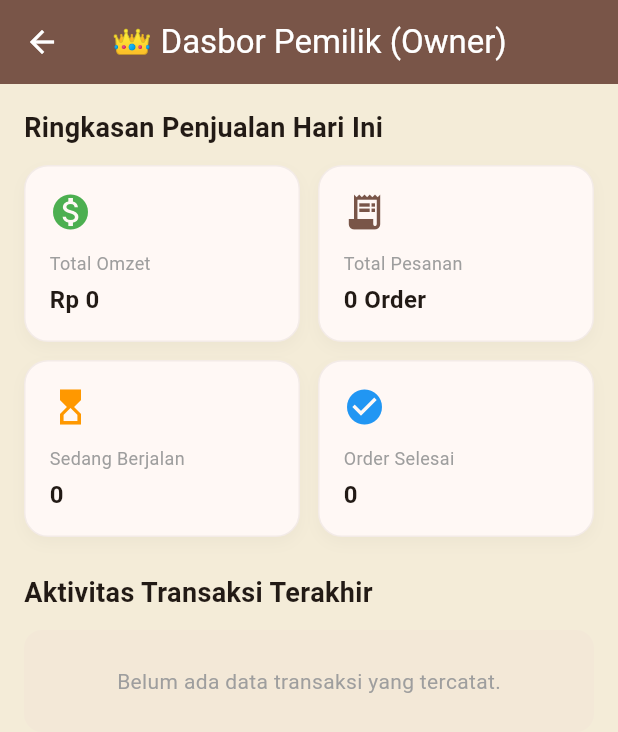
After one commit to nayladev-id/COCA-APK, a Flutter app: the AdminDashboardScreen screen opened directly, on a phone screen of 412 x 824 dp. The commit adds this screen. Shown: the top 732 px of the screen. Run offline on Flutter 3.47's test engine with Material 3 defaults, Android fonts, the phone set to English and light mode, and no system bars; our stand-ins replace image_picker, shared_preferences; accounts and stored records are empty; network calls fail.

Commit message:
feat: tambah Dasbor Owner dengan metrik omzet dan ringkasan transaksi

```diff
--- /dev/null
+++ b/lib/screens/admin_dashboard_screen.dart
@@ -0,0 +1,201 @@
+// lib/screens/admin_dashboard_screen.dart
+
+import 'package:flutter/material.dart';
+import '../models/order_model.dart';
+
+class AdminDashboardScreen extends StatelessWidget {
+  const AdminDashboardScreen({super.key});
+
+  @override
+  Widget build(BuildContext context) {
+    final theme = Theme.of(context);
+
+    return Scaffold(
+      appBar: AppBar(
+        title: const Text('👑 Dasbor Pemilik (Owner)'),
+        centerTitle: true,
+        backgroundColor: Colors.brown,
+        foregroundColor: Colors.white,
+      ),
+      body: ValueListenableBuilder<List<OrderModel>>(
+        valueListenable: globalOrderNotifier,
+        builder: (context, orders, child) {
+          // Menghitung statistik penjualan
+          final totalPesanan = orders.length;
+          final totalPendapatan = orders.fold<int>(0, (sum, item) => sum + item.totalHarga);
+          final pesananSelesai = orders.where((o) => o.status == 'Selesai').length;
+          final pesananDiproses = orders.where((o) => o.status == 'Diproses' || o.status == 'Menunggu').length;
+
+          return SingleChildScrollView(
+            padding: const EdgeInsets.all(16),
+            child: Column(
+              crossAxisAlignment: CrossAxisAlignment.start,
+              children: [
+                const Text(
+                  'Ringkasan Penjualan Hari Ini',
+                  style: TextStyle(fontSize: 18, fontWeight: FontWeight.bold),
+                ),
+                const SizedBox(height: 12),
+
+                // Baris Kartu Metrik
+                Row(
+                  children: [
+                    Expanded(
+                      child: _buildMetricCard(
+                        context,
+                        title: 'Total Omzet',
+                        value: 'Rp $totalPendapatan',
+                        icon: Icons.monetization_on,
+                        color: Colors.green,
+                      ),
+                    ),
+                    const SizedBox(width: 12),
+                    Expanded(
+                      child: _buildMetricCard(
+                        context,
+                        title: 'Total Pesanan',
+                        value: '$totalPesanan Order',
+                        icon: Icons.receipt_long,
+                        color: Colors.brown,
+                      ),
+                    ),
+                  ],
+                ),
+                const SizedBox(height: 12),
+                Row(
+                  children: [
+                    Expanded(
+                      child: _buildMetricCard(
+                        context,
+                        title: 'Sedang Berjalan',
+                        value: '$pesananDiproses',
+                        icon: Icons.hourglass_top,
+                        color: Colors.orange,
+                      ),
+                    ),
+                    const SizedBox(width: 12),
+                    Expanded(
+                      child: _buildMetricCard(
+                        context,
+                        title: 'Order Selesai',
+                        value: '$pesananSelesai',
+                        icon: Icons.check_circle,
+                        color: Colors.blue,
+                      ),
+                    ),
+                  ],
+                ),
+                const SizedBox(height: 24),
+
+                const Text(
+                  'Aktivitas Transaksi Terakhir',
+                  style: TextStyle(fontSize: 18, fontWeight: FontWeight.bold),
+                ),
+                const SizedBox(height: 12),
+
+                if (orders.isEmpty)
+                  Container(
+                    width: double.infinity,
+                    padding: const EdgeInsets.all(24),
+                    decoration: BoxDecoration(
+                      color: theme.colorScheme.surfaceContainerHighest.withValues(alpha: 0.3),
+                      borderRadius: BorderRadius.circular(12),
+                    ),
+                    child: const Center(
+                      child: Text('Belum ada data transaksi yang tercatat.', style: TextStyle(color: Colors.grey)),
+                    ),
+                  )
+                else
+                  ListView.builder(
+                    shrinkWrap: true,
+                    physics: const NeverScrollableScrollPhysics(),
+                    itemCount: orders.length > 5 ? 5 : orders.length, // Tampilkan 5 transaksi terakhir
+                    itemBuilder: (context, index) {
+                      final order = orders[index];
+                      return Card(
+                        margin: const EdgeInsets.only(bottom: 8),
+                        child: ListTile(
+                          leading: CircleAvatar(
+                            backgroundColor: Colors.brown.shade100,
+                            child: Text(
+                              order.meja,
+                              style: const TextStyle(fontWeight: FontWeight.bold, color: Colors.brown),
+                            ),
+                          ),
+                          title: Text('Meja ${order.meja} - Rp ${order.totalHarga}'),
+                          subtitle: Text('${order.items.length} Macam Kopi • ${order.paymentMethod}'),
+                          trailing: Container(
+                            padding: const EdgeInsets.symmetric(horizontal: 10, vertical: 4),
+                            decoration: BoxDecoration(
+                              color: order.status == 'Selesai'
+                                  ? Colors.green.shade100
+                                  : order.status == 'Diproses'
+                                      ? Colors.orange.shade100
+                                      : Colors.red.shade100,
+                              borderRadius: BorderRadius.circular(12),
+                            ),
+                            child: Text(
+                              order.status,
+                              style: TextStyle(
+                                fontSize: 12,
+                                fontWeight: FontWeight.bold,
+                                color: order.status == 'Selesai'
+                                    ? Colors.green.shade800
+                                    : order.status == 'Diproses'
+                                        ? Colors.orange.shade800
+                                        : Colors.red.shade800,
+                              ),
+                            ),
+                          ),
+                        ),
+                      );
+                    },
+                  ),
+              ],
+            ),
+          );
+        },
+      ),
+    );
+  }
+
+  Widget _buildMetricCard(
+    BuildContext context, {
+    required String title,
+    required String value,
+    required IconData icon,
+    required Color color,
+  }) {
+    final theme = Theme.of(context);
+    return Container(
+      padding: const EdgeInsets.all(16),
+      decoration: BoxDecoration(
+        color: theme.colorScheme.surface,
+        borderRadius: BorderRadius.circular(16),
+        border: Border.all(color: theme.colorScheme.outline.withValues(alpha: 0.1)),
+        boxShadow: [
+          BoxShadow(
+            color: Colors.black.withValues(alpha: 0.03),
+            blurRadius: 8,
+            offset: const Offset(0, 4),
+          )
+        ],
+      ),
+      child: Column(
+        crossAxisAlignment: CrossAxisAlignment.start,
+        children: [
+          Icon(icon, color: color, size: 28),
+          const SizedBox(height: 12),
+          Text(title, style: const TextStyle(fontSize: 12, color: Colors.grey)),
+          const SizedBox(height: 4),
+          Text(
+            value,
+            style: const TextStyle(fontSize: 16, fontWeight: FontWeight.bold),
+            maxLines: 1,
+            overflow: TextOverflow.ellipsis,
+          ),
+        ],
+      ),
+    );
+  }
+}
--- a/lib/screens/home_screen.dart
+++ b/lib/screens/home_screen.dart
@@ -18,6 +18,7 @@ import 'auth_screen.dart';
 import 'profile_screen.dart';
 import 'cart_screen.dart';
 import 'live_order_screen.dart'; // IMPORT LAYAR DAPUR
+import 'admin_dashboard_screen.dart';
 
 final ValueNotifier<Set<String>> favoriteNotifier = ValueNotifier<Set<String>>({});
 
@@ -343,6 +344,16 @@ class _HomeScreenState extends State<HomeScreen>
                   _loadUser();
                 },
               ),
+              if (_isOwner)
+           ListTile(
+             leading: const Icon(Icons.analytics),
+             title: const Text('Laporan & Dasbor Owner'),
+             subtitle: const Text('Lihat omzet & statistik pesanan'),
+             onTap: () {
+               Navigator.pop(context);
+               Navigator.push(context, MaterialPageRoute(builder: (_) => const AdminDashboardScreen()));
+             },
+           ),
             ListTile(
               leading: const Icon(Icons.map),
               title: const Text('Lokasi Kafe'),
```
